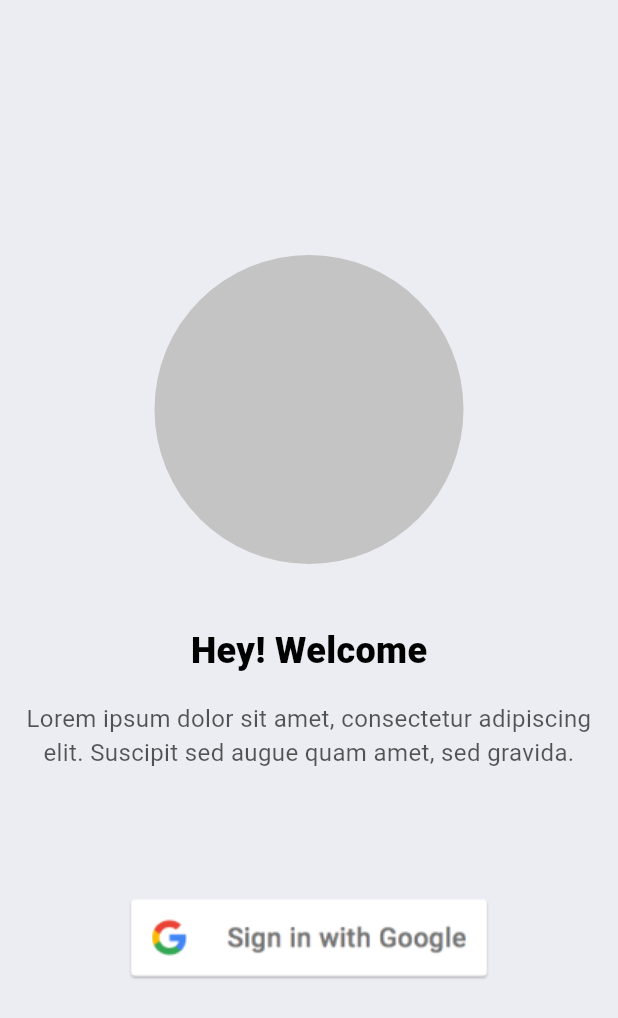
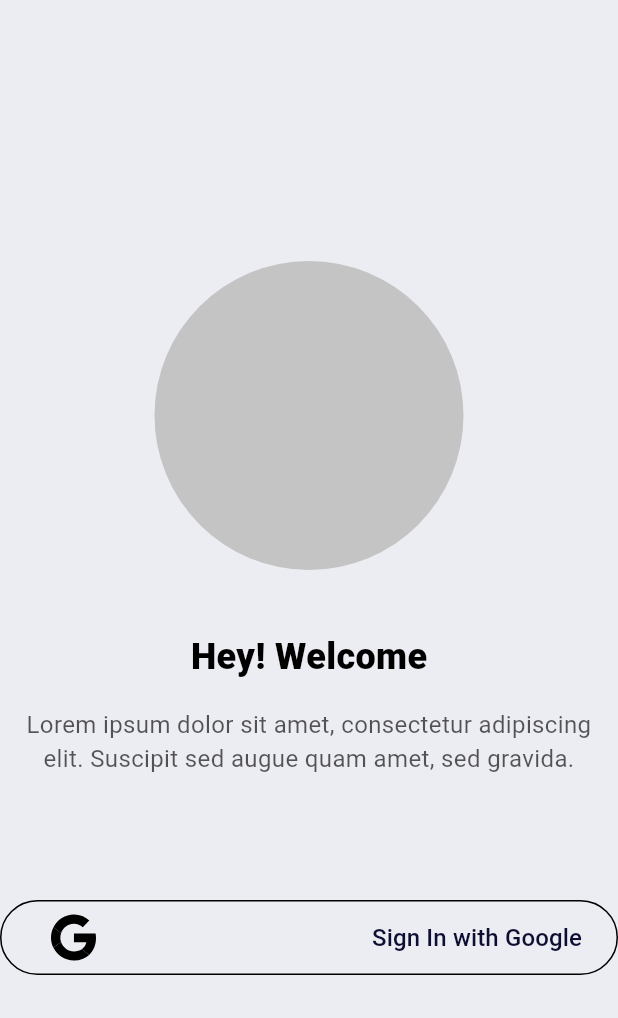
Before and after one commit to gdsc-nits-org/efficacy_admin, a Flutter app: the screen it shows after launch, on a phone screen of 412 x 824 dp. Shown: the top 1018 px of the screen. Run offline on Flutter 3.47's test engine with Material 2 defaults, Android fonts, the phone set to English and light mode, and no system bars; our stand-ins replace flutter_dotenv, flutter_svg, freezed_annotation, gap, google_sign_in, hive and 3 more; missing offline and left inert: mongo_dart; accounts and stored records are empty; Roboto replaces fonts that are missing (Comfortaa).

Commit message:
sign in with google button added

```diff
--- a/lib/pages/login/welcome_page.dart
+++ b/lib/pages/login/welcome_page.dart
@@ -1,5 +1,6 @@
 import 'package:efficacy_admin/pages/login/login_page.dart';
 import 'package:flutter/material.dart';
+import 'package:flutter_svg/flutter_svg.dart';
 
 class WelcomePage extends StatelessWidget {
   const WelcomePage({super.key});
@@ -26,7 +27,6 @@ class WelcomePage extends StatelessWidget {
           mainAxisAlignment: MainAxisAlignment.center,
           crossAxisAlignment: CrossAxisAlignment.center,
           children: [
-
             //circle avatar which will show the user's profile pic
             CircleAvatar(
               backgroundColor: const Color.fromRGBO(196, 196, 196, 1),
@@ -64,12 +64,19 @@ class WelcomePage extends StatelessWidget {
             ),
 
             //sign in with google button
-            InkWell(
-                onTap: () {
-                  Navigator.pushNamed(context, LoginPage.routeName);
-                },
-                child: Image.asset(
-                    "assets/images/btn_google_signin_light_normal_web@2x 1.png"))
+            OutlinedButton(
+                onPressed: () =>
+                    Navigator.pushNamed(context, LoginPage.routeName),
+                child: Row(
+                  crossAxisAlignment: CrossAxisAlignment.center,
+                  mainAxisAlignment: MainAxisAlignment.spaceBetween,
+                  children: [
+                    SvgPicture.asset("assets/images/google_logo.svg",height: 50),
+                    const Text("Sign In with Google",style: TextStyle(
+                      fontSize: 16
+                    ),)
+                  ],
+                ))
           ],
         ),
       ),
--- a/pubspec.yaml
+++ b/pubspec.yaml
@@ -31,6 +31,7 @@ dependencies:
   path_provider: ^2.1.1
   intl_phone_field: ^3.2.0
   image_picker: ^1.0.4
+  flutter_svg: ^2.0.7
 
 
 
```
Also changed, not shown: assets/images/btn_google_signin_light_normal_web@2x 1.png (deleted), assets/images/google_logo.svg (added), pubspec.lock.
